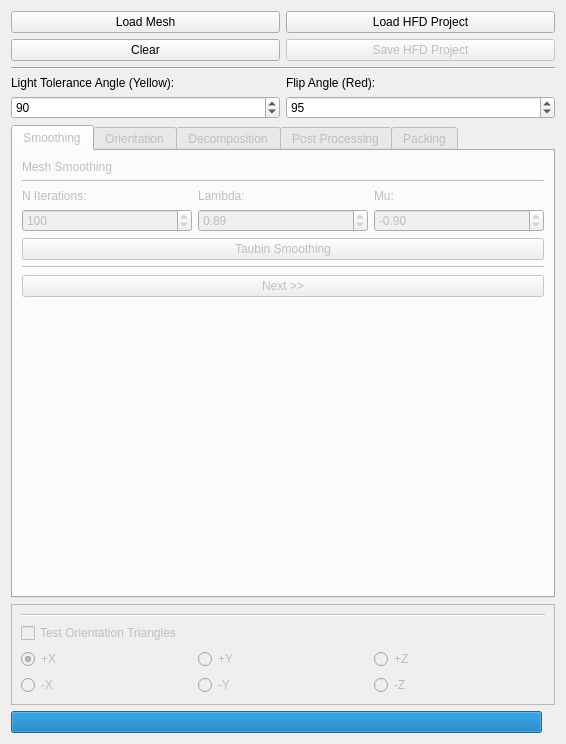
The window that gui/hf_gui.ui (cg3hci/SplitAndMill) describes before a commit, drawn with Qt 5.
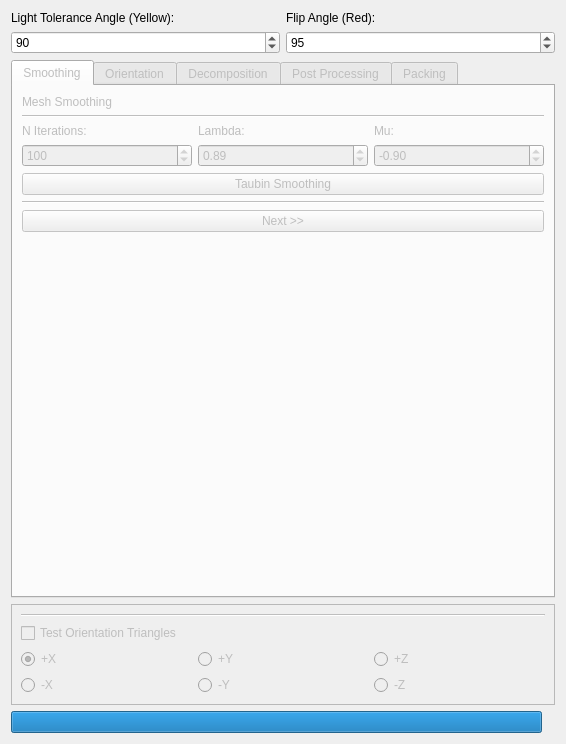
The same window after the commit. The open tabs and pages were chosen to show the change.

Patch:
```diff
--- a/gui/hf_gui.ui
+++ b/gui/hf_gui.ui
@@ -174,34 +174,30 @@
       <property name="horizontalSpacing">
        <number>6</number>
       </property>
-      <item row="0" column="0">
-       <widget class="QPushButton" name="loadMeshPushButton">
-        <property name="text">
-         <string>Load Mesh</string>
+      <item row="2" column="1">
+       <widget class="QSpinBox" name="flipAngleSpinBox">
+        <property name="minimum">
+         <number>60</number>
         </property>
-       </widget>
-      </item>
-      <item row="0" column="1">
-       <widget class="QPushButton" name="loadHFDPushButton">
-        <property name="enabled">
-         <bool>true</bool>
+        <property name="maximum">
+         <number>150</number>
         </property>
-        <property name="text">
-         <string>Load HFD Project</string>
+        <property name="singleStep">
+         <number>10</number>
         </property>
+        <property name="value">
+         <number>95</number>
+        </property>
        </widget>
       </item>
-      <item row="1" column="1">
-       <widget class="QPushButton" name="saveHFDPushButton">
-        <property name="enabled">
-         <bool>false</bool>
-        </property>
+      <item row="1" column="0">
+       <widget class="QLabel" name="label_7">
         <property name="text">
-         <string>Save HFD Project</string>
+         <string>Light Tolerance Angle (Yellow):</string>
         </property>
        </widget>
       </item>
-      <item row="5" column="0">
+      <item row="2" column="0">
        <widget class="QSpinBox" name="lightToleranceSpinBox">
         <property name="minimum">
          <number>45</number>
@@ -217,50 +213,13 @@
         </property>
        </widget>
       </item>
-      <item row="3" column="0" colspan="2">
-       <widget class="Line" name="line_8">
-        <property name="orientation">
-         <enum>Qt::Horizontal</enum>
-        </property>
-       </widget>
-      </item>
-      <item row="1" column="0">
-       <widget class="QPushButton" name="clearPushButton">
-        <property name="text">
-         <string>Clear</string>
-        </property>
-       </widget>
-      </item>
-      <item row="4" column="0">
-       <widget class="QLabel" name="label_7">
-        <property name="text">
-         <string>Light Tolerance Angle (Yellow):</string>
-        </property>
-       </widget>
-      </item>
-      <item row="4" column="1">
+      <item row="1" column="1">
        <widget class="QLabel" name="label_6">
         <property name="text">
          <string>Flip Angle (Red):</string>
         </property>
        </widget>
       </item>
-      <item row="5" column="1">
-       <widget class="QSpinBox" name="flipAngleSpinBox">
-        <property name="minimum">
-         <number>60</number>
-        </property>
-        <property name="maximum">
-         <number>150</number>
-        </property>
-        <property name="singleStep">
-         <number>10</number>
-        </property>
-        <property name="value">
-         <number>95</number>
-        </property>
-       </widget>
-      </item>
      </layout>
     </widget>
    </item>
```
Left out of the diff: 2 changed lines with no effect on the pictures.
